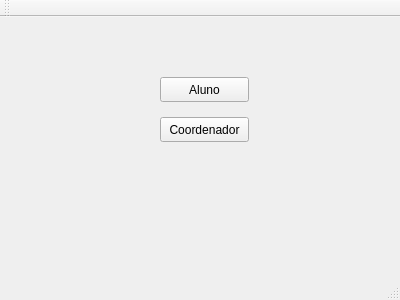
Before: the Qt Designer form projetopaa/telainicial.ui in Vinnygeek/projetopaa, drawn with Qt 5.
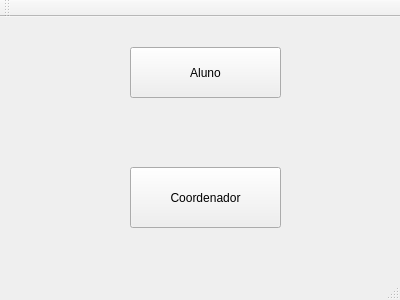
After: the same form once the commit is applied.

```diff
--- a/projetopaa/telainicial.ui
+++ b/projetopaa/telainicial.ui
@@ -17,10 +17,10 @@
    <widget class="QPushButton" name="pushButton_Aluno">
     <property name="geometry">
      <rect>
-      <x>160</x>
-      <y>60</y>
-      <width>89</width>
-      <height>25</height>
+      <x>130</x>
+      <y>30</y>
+      <width>151</width>
+      <height>51</height>
      </rect>
     </property>
     <property name="text">
@@ -30,10 +30,10 @@
    <widget class="QPushButton" name="pushButton_Coordenador">
     <property name="geometry">
      <rect>
-      <x>160</x>
-      <y>100</y>
-      <width>89</width>
-      <height>25</height>
+      <x>130</x>
+      <y>150</y>
+      <width>151</width>
+      <height>61</height>
      </rect>
     </property>
     <property name="text">
```
